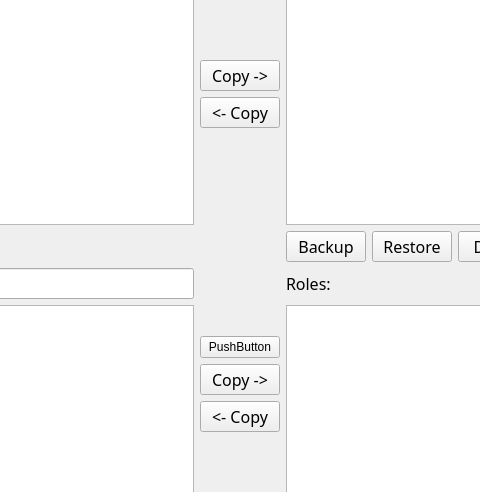
This is data/users_and_roles.ui in SumoLogic/sumologictoolbox as Qt 5 draws it before an edit; both pictures show x 408 to 888 and y 153 to 645 of the 1296 by 798 pixel window. The edited form follows.
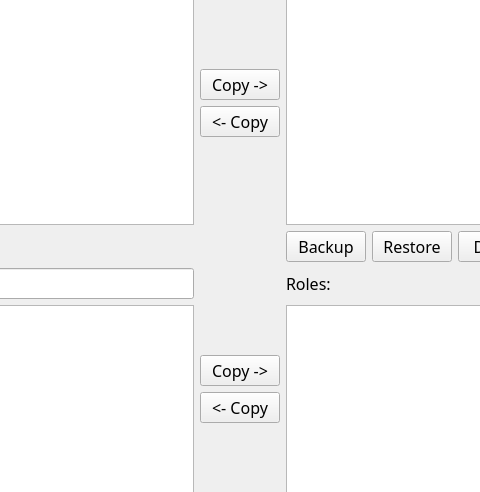
This is the edited form.

The edit to the form file:
```diff
--- a/data/users_and_roles.ui
+++ b/data/users_and_roles.ui
@@ -367,13 +367,6 @@
        </property>
       </spacer>
      </item>
-     <item>
-      <widget class="QPushButton" name="pushButton_4">
-       <property name="text">
-        <string>PushButton</string>
-       </property>
-      </widget>
-     </item>
      <item>
       <widget class="QPushButton" name="pushButtonCopyRoleLeftToRight">
        <property name="font">
```
